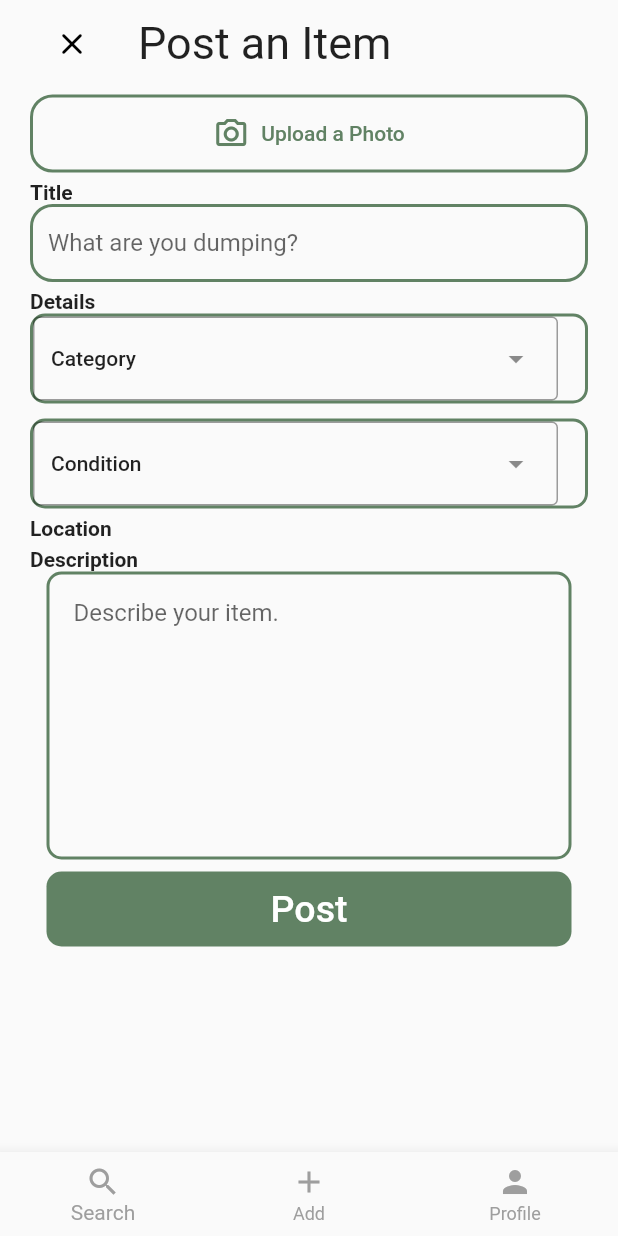
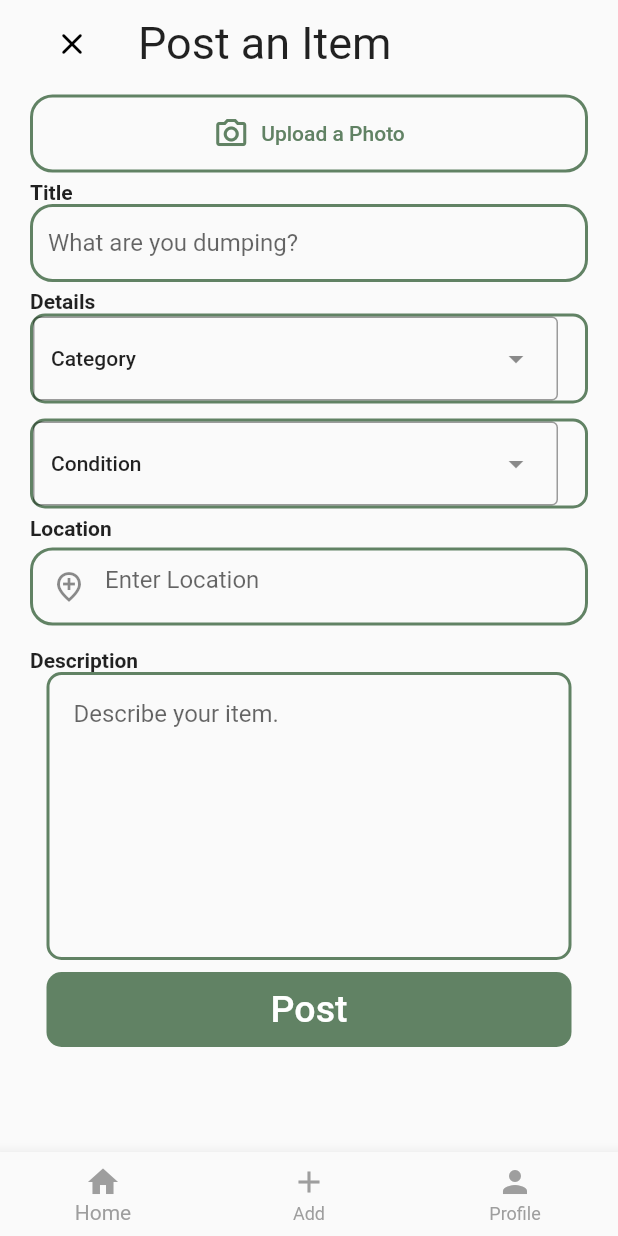
Before and after one commit to willDDDD/dumstr, a Flutter app: the PostingPage screen opened by its route, on a phone screen of 412 x 824 dp. Run offline on Flutter 3.47's test engine with Material 2 defaults, Android fonts, the phone set to English and light mode, and no system bars; our stand-ins replace google_maps_flutter, image_picker, timer_count_down; network calls fail.

Commit message:
init prototype

```diff
--- a/dumpstr_app/assets/data.json
+++ b/dumpstr_app/assets/data.json
@@ -7,7 +7,7 @@
     "coins": "+3",
     "action": "claim",
     "category": "Furniture",
-    "distance": 0.2,
+    "distance": 0.0,
     "condition": "LN",
     "hidden": false,
     "timeSincePosted": 0.0,
--- a/dumpstr_app/lib/components/PostingPage.dart
+++ b/dumpstr_app/lib/components/PostingPage.dart
@@ -317,6 +317,29 @@ class PostingPageState extends State<PostingPage> {
                   ),
                 ),
                 Container(
+                  margin: EdgeInsets.fromLTRB(10, 5, 10, 10),
+                  width: double.infinity,
+                  child: Container(
+                    margin: EdgeInsets.symmetric(horizontal: 10),
+                    decoration: BoxDecoration(
+                      border: Border.all(
+                        color: Color(0xFF618264),
+                        width: 2.0,
+                      ),
+                      borderRadius: BorderRadius.circular(15),
+                    ),
+                    child: TextField(
+                      decoration: InputDecoration(
+                        border: InputBorder.none,
+                        hintText: 'Enter Location',
+                        contentPadding: EdgeInsets.all(10),
+                        prefixIcon: Icon(Icons
+                            .add_location_outlined), // Use the prefixIcon property
+                      ),
+                    ),
+                  ),
+                ),
+                Container(
                   margin: EdgeInsets.only(left: 20.0, top: 5.0),
                   child: Align(
                     alignment: Alignment.topLeft,
@@ -399,8 +422,8 @@ class PostingPageState extends State<PostingPage> {
         },
         items: [
           BottomNavigationBarItem(
-            icon: Icon(Icons.search),
-            label: 'Search',
+            icon: Icon(Icons.home),
+            label: 'Home',
           ),
           BottomNavigationBarItem(
             icon: Icon(Icons.add),
```
